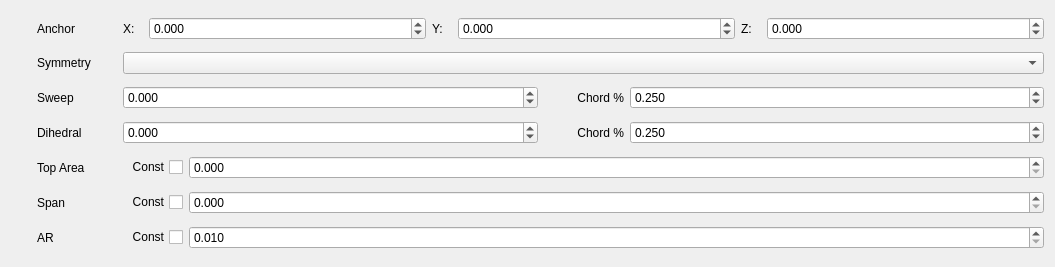
Before: the Qt Designer form TIGLViewer/src/modificators/ModificatorWingWidget.ui in DLR-SC/tigl, drawn with Qt 5.
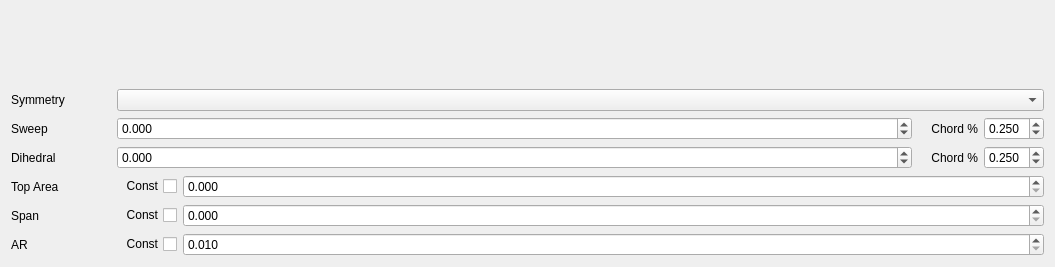
After: the same form once the commit is applied. Custom widgets are drawn as their Qt base class.

Commit message: Connect getRootLEPosition to the GUI

```diff
--- a/TIGLViewer/src/modificators/ModificatorWingWidget.ui
+++ b/TIGLViewer/src/modificators/ModificatorWingWidget.ui
@@ -17,149 +17,29 @@
    <item>
     <layout class="QHBoxLayout" name="anchorLayout">
      <item>
-      <spacer name="horizontalSpacer_33">
-       <property name="orientation">
-        <enum>Qt::Horizontal</enum>
-       </property>
-       <property name="sizeType">
-        <enum>QSizePolicy::Fixed</enum>
-       </property>
-       <property name="sizeHint" stdset="0">
-        <size>
-         <width>26</width>
-         <height>20</height>
-        </size>
-       </property>
-      </spacer>
-     </item>
-     <item>
-      <widget class="QLabel" name="labelAnchor">
-       <property name="minimumSize">
-        <size>
-         <width>80</width>
-         <height>0</height>
-        </size>
-       </property>
-       <property name="maximumSize">
-        <size>
-         <width>80</width>
-         <height>16777215</height>
-        </size>
-       </property>
-       <property name="text">
-        <string>Anchor</string>
-       </property>
-      </widget>
-     </item>
-     <item>
-      <widget class="QLabel" name="label_23">
-       <property name="maximumSize">
-        <size>
-         <width>20</width>
-         <height>16777215</height>
-        </size>
-       </property>
-       <property name="text">
-        <string>X:</string>
-       </property>
-      </widget>
-     </item>
-     <item>
-      <widget class="QDoubleSpinBox" name="spinBoxAnchorX">
-       <property name="decimals">
-        <number>3</number>
-       </property>
-       <property name="minimum">
-        <double>-1000000.000000000000000</double>
-       </property>
-       <property name="maximum">
-        <double>1000000.000000000000000</double>
-       </property>
-      </widget>
-     </item>
-     <item>
-      <widget class="QLabel" name="label_24">
-       <property name="maximumSize">
-        <size>
-         <width>20</width>
-         <height>16777215</height>
-        </size>
-       </property>
-       <property name="text">
-        <string>Y:</string>
-       </property>
-      </widget>
-     </item>
-     <item>
-      <widget class="QDoubleSpinBox" name="spinBoxAnchorY">
-       <property name="decimals">
-        <number>3</number>
-       </property>
-       <property name="minimum">
-        <double>-1000000.000000000000000</double>
-       </property>
-       <property name="maximum">
-        <double>1000000.000000000000000</double>
-       </property>
-      </widget>
-     </item>
-     <item>
-      <widget class="QLabel" name="label_25">
-       <property name="maximumSize">
-        <size>
-         <width>20</width>
-         <height>16777215</height>
-        </size>
-       </property>
-       <property name="text">
-        <string>Z:</string>
-       </property>
-      </widget>
-     </item>
-     <item>
-      <widget class="QDoubleSpinBox" name="spinBoxAnchorZ">
-       <property name="decimals">
-        <number>3</number>
-       </property>
-       <property name="minimum">
-        <double>-1000000.000000000000000</double>
-       </property>
-       <property name="maximum">
-        <double>1000000.000000000000000</double>
-       </property>
-      </widget>
+      <widget class="CTiglPointWidget" name="rootLE" native="true"/>
      </item>
     </layout>
    </item>
    <item>
     <layout class="QHBoxLayout" name="symmetryLayout">
-     <item>
-      <spacer name="horizontalSpacer_23">
-       <property name="orientation">
-        <enum>Qt::Horizontal</enum>
-       </property>
-       <property name="sizeType">
-        <enum>QSizePolicy::Fixed</enum>
-       </property>
-       <property name="sizeHint" stdset="0">
-        <size>
-         <width>26</width>
-         <height>20</height>
-        </size>
-       </property>
-      </spacer>
-     </item>
      <item>
       <widget class="QLabel" name="labelSymmetry">
+       <property name="sizePolicy">
+        <sizepolicy hsizetype="Fixed" vsizetype="Preferred">
+         <horstretch>0</horstretch>
+         <verstretch>0</verstretch>
+        </sizepolicy>
+       </property>
        <property name="minimumSize">
         <size>
-         <width>80</width>
+         <width>100</width>
          <height>0</height>
         </size>
        </property>
        <property name="maximumSize">
         <size>
-         <width>80</width>
+         <width>100</width>
          <height>16777215</height>
         </size>
        </property>
@@ -175,39 +55,23 @@
    </item>
    <item>
     <layout class="QHBoxLayout" name="sweepLayout">
-     <item>
-      <spacer name="horizontalSpacer_2">
-       <property name="orientation">
-        <enum>Qt::Horizontal</enum>
-       </property>
-       <property name="sizeType">
-        <enum>QSizePolicy::Fixed</enum>
-       </property>
-       <property name="sizeHint" stdset="0">
-        <size>
-         <width>26</width>
-         <height>20</height>
-        </size>
-       </property>
-      </spacer>
-     </item>
      <item>
       <widget class="QLabel" name="labelSweep">
        <property name="sizePolicy">
-        <sizepolicy hsizetype="Expanding" vsizetype="Preferred">
+        <sizepolicy hsizetype="Fixed" vsizetype="Preferred">
          <horstretch>0</horstretch>
          <verstretch>0</verstretch>
         </sizepolicy>
        </property>
        <property name="minimumSize">
         <size>
-         <width>80</width>
+         <width>100</width>
          <height>0</height>
         </size>
        </property>
        <property name="maximumSize">
         <size>
-         <width>80</width>
+         <width>100</width>
          <height>16777215</height>
         </size>
        </property>
@@ -219,11 +83,17 @@
      <item>
       <widget class="QDoubleSpinBox" name="spinBoxSweep">
        <property name="sizePolicy">
-        <sizepolicy hsizetype="Minimum" vsizetype="Fixed">
+        <sizepolicy hsizetype="Maximum" vsizetype="Fixed">
          <horstretch>0</horstretch>
          <verstretch>0</verstretch>
         </sizepolicy>
        </property>
+       <property name="maximumSize">
+        <size>
+         <width>2000</width>
+         <height>16777215</height>
+        </size>
+       </property>
        <property name="decimals">
         <number>3</number>
        </property>
@@ -239,13 +109,13 @@
       <widget class="QLabel" name="labelChord">
        <property name="minimumSize">
         <size>
-         <width>80</width>
+         <width>60</width>
          <height>0</height>
         </size>
        </property>
        <property name="maximumSize">
         <size>
-         <width>80</width>
+         <width>60</width>
          <height>16777215</height>
         </size>
        </property>
@@ -259,6 +129,30 @@
      </item>
      <item>
       <widget class="QDoubleSpinBox" name="spinBoxSweepChord">
+       <property name="sizePolicy">
+        <sizepolicy hsizetype="Minimum" vsizetype="Fixed">
+         <horstretch>0</horstretch>
+         <verstretch>0</verstretch>
+        </sizepolicy>
+       </property>
+       <property name="minimumSize">
+        <size>
+         <width>60</width>
+         <height>0</height>
+        </size>
+       </property>
+       <property name="maximumSize">
+        <size>
+         <width>60</width>
+         <height>16777215</height>
+        </size>
+       </property>
+       <property name="baseSize">
+        <size>
+         <width>0</width>
+         <height>0</height>
+        </size>
+       </property>
        <property name="decimals">
         <number>3</number>
        </property>
@@ -277,39 +171,23 @@
    </item>
    <item>
     <layout class="QHBoxLayout" name="dihedralLayout">
-     <item>
-      <spacer name="horizontalSpacer">
-       <property name="orientation">
-        <enum>Qt::Horizontal</enum>
-       </property>
-       <property name="sizeType">
-        <enum>QSizePolicy::Fixed</enum>
-       </property>
-       <property name="sizeHint" stdset="0">
-        <size>
-         <width>26</width>
-         <height>20</height>
-        </size>
-       </property>
-      </spacer>
-     </item>
      <item>
       <widget class="QLabel" name="labelDihedral">
        <property name="sizePolicy">
-        <sizepolicy hsizetype="Expanding" vsizetype="Preferred">
+        <sizepolicy hsizetype="Fixed" vsizetype="Preferred">
          <horstretch>0</horstretch>
          <verstretch>0</verstretch>
         </sizepolicy>
        </property>
        <property name="minimumSize">
         <size>
-         <width>80</width>
+         <width>100</width>
          <height>0</height>
         </size>
        </property>
        <property name="maximumSize">
         <size>
-         <width>80</width>
+         <width>100</width>
          <height>16777215</height>
         </size>
        </property>
@@ -341,13 +219,13 @@
       <widget class="QLabel" name="labelDihedralChord">
        <property name="minimumSize">
         <size>
-         <width>80</width>
+         <width>60</width>
          <height>0</height>
         </size>
        </property>
        <property name="maximumSize">
         <size>
-         <width>80</width>
+         <width>60</width>
          <height>16777215</height>
         </size>
        </property>
@@ -361,6 +239,30 @@
      </item>
      <item>
       <widget class="QDoubleSpinBox" name="spinBoxDihedralChord">
+       <property name="sizePolicy">
+        <sizepolicy hsizetype="Minimum" vsizetype="Fixed">
+         <horstretch>0</horstretch>
+         <verstretch>0</verstretch>
+        </sizepolicy>
+       </property>
+       <property name="minimumSize">
+        <size>
+         <width>60</width>
+         <height>0</height>
+        </size>
+       </property>
+       <property name="maximumSize">
+        <size>
+         <width>60</width>
+         <height>16777215</height>
+        </size>
+       </property>
+       <property name="baseSize">
+        <size>
+         <width>60</width>
+         <height>0</height>
+        </size>
+       </property>
        <property name="decimals">
         <number>3</number>
        </property>
@@ -379,33 +281,23 @@
    </item>
    <item>
     <layout class="QHBoxLayout" name="areaLayout">
-     <item>
-      <spacer name="horizontalSpacer_32">
-       <property name="orientation">
-        <enum>Qt::Horizontal</enum>
-       </property>
-       <property name="sizeType">
-        <enum>QSizePolicy::Fixed</enum>
-       </property>
-       <property name="sizeHint" stdset="0">
-        <size>
-         <width>26</width>
-         <height>20</height>
-        </size>
-       </property>
-      </spacer>
-     </item>
      <item>
       <widget class="QLabel" name="labelArea">
+       <property name="sizePolicy">
+        <sizepolicy hsizetype="Fixed" vsizetype="Preferred">
+         <horstretch>0</horstretch>
+         <verstretch>0</verstretch>
+        </sizepolicy>
+       </property>
        <property name="minimumSize">
         <size>
-         <width>80</width>
+         <width>100</width>
          <height>0</height>
         </size>
        </property>
        <property name="maximumSize">
         <size>
-         <width>80</width>
+         <width>100</width>
          <height>16777215</height>
         </size>
        </property>
@@ -462,33 +354,23 @@
    </item>
    <item>
     <layout class="QHBoxLayout" name="spanLayout">
-     <item>
-      <spacer name="horizontalSpacer_31">
-       <property name="orientation">
-        <enum>Qt::Horizontal</enum>
-       </property>
-       <property name="sizeType">
-        <enum>QSizePolicy::Fixed</enum>
-       </property>
-       <property name="sizeHint" stdset="0">
-        <size>
-         <width>26</width>
-         <height>20</height>
-        </size>
-       </property>
-      </spacer>
-     </item>
      <item>
       <widget class="QLabel" name="labelSpan">
+       <property name="sizePolicy">
+        <sizepolicy hsizetype="Maximum" vsizetype="Preferred">
+         <horstretch>0</horstretch>
+         <verstretch>0</verstretch>
+        </sizepolicy>
+       </property>
        <property name="minimumSize">
         <size>
-         <width>80</width>
+         <width>100</width>
          <height>0</height>
         </size>
        </property>
        <property name="maximumSize">
         <size>
-         <width>80</width>
+         <width>100</width>
          <height>16777215</height>
         </size>
        </property>
@@ -536,33 +418,23 @@
    </item>
    <item>
     <layout class="QHBoxLayout" name="aRLayout">
-     <item>
-      <spacer name="horizontalSpacer_34">
-       <property name="orientation">
-        <enum>Qt::Horizontal</enum>
-       </property>
-       <property name="sizeType">
-        <enum>QSizePolicy::Fixed</enum>
-       </property>
-       <property name="sizeHint" stdset="0">
-        <size>
-         <width>26</width>
-         <height>20</height>
-        </size>
-       </property>
-      </spacer>
-     </item>
      <item>
       <widget class="QLabel" name="labelAR">
+       <property name="sizePolicy">
+        <sizepolicy hsizetype="Maximum" vsizetype="Preferred">
+         <horstretch>0</horstretch>
+         <verstretch>0</verstretch>
+        </sizepolicy>
+       </property>
        <property name="minimumSize">
         <size>
-         <width>80</width>
+         <width>100</width>
          <height>0</height>
         </size>
        </property>
        <property name="maximumSize">
         <size>
-         <width>80</width>
+         <width>100</width>
          <height>16777215</height>
         </size>
        </property>
@@ -613,6 +485,14 @@
    </item>
   </layout>
  </widget>
+ <customwidgets>
+  <customwidget>
+   <class>CTiglPointWidget</class>
+   <extends>QWidget</extends>
+   <header>modificators/CTiglPointWidget.h</header>
+   <container>1</container>
+  </customwidget>
+ </customwidgets>
  <resources/>
  <connections/>
 </ui>
```
The commit also changes 2 other files.
